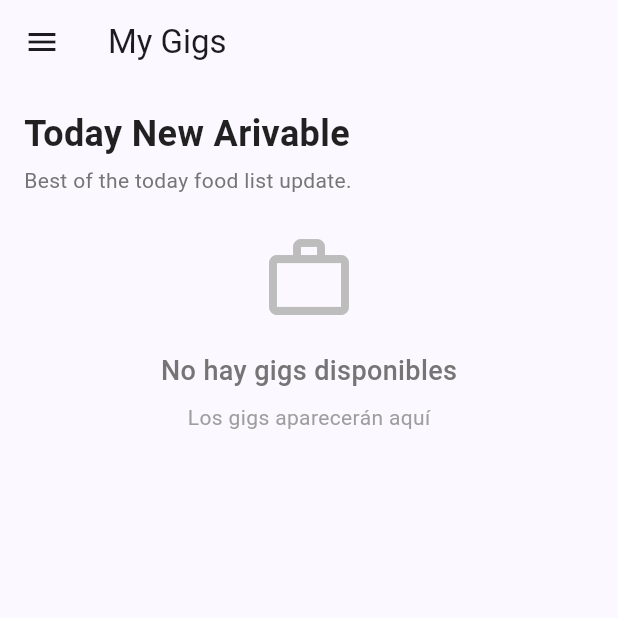
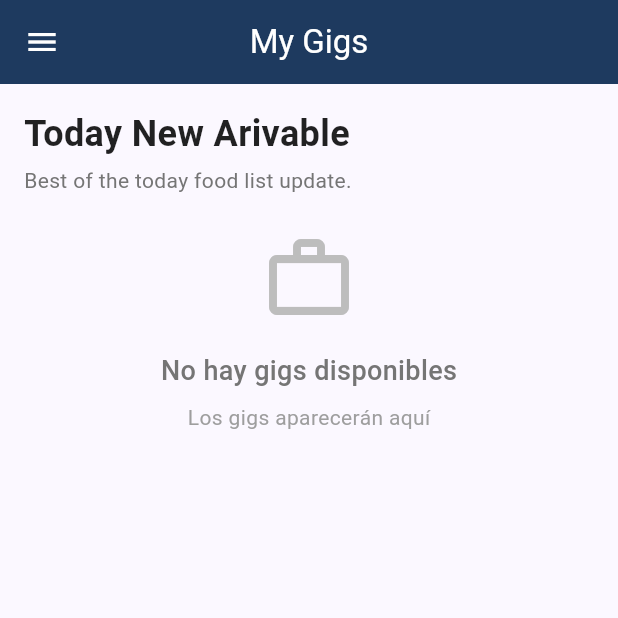
Before and after one commit to 1ACC0238-14649-Final-Project/mobile-flutter, a Flutter app: the MyGigsScreen screen opened directly, on a phone screen of 412 x 824 dp, the top half of it. Run offline on Flutter 3.47's test engine with Material 3 defaults, Android fonts, the phone set to English and light mode, and no system bars; our stand-ins replace sqflite, sqflite_common_ffi; accounts and stored records are empty.

Commit message:
feat(gigs): added styles

```diff
--- a/lib/gigs/presentation/my_gigs_screen.dart
+++ b/lib/gigs/presentation/my_gigs_screen.dart
@@ -7,13 +7,22 @@ class MyGigsScreen extends StatelessWidget {
   Widget build(BuildContext context) {
     return Scaffold(
       appBar: AppBar(
-        title: const Text('My Gigs'),
+        title: const Text(
+          'My Gigs',
+          style: TextStyle(
+            color: Colors.white,
+            fontWeight: FontWeight.normal,
+          ),
+        ),
+        backgroundColor: const Color(0xFF1E3A5F), // Azul oscuro
+        elevation: 0,
         leading: IconButton(
-          icon: const Icon(Icons.menu),
+          icon: const Icon(Icons.menu, color: Colors.white),
           onPressed: () {
             // TODO: Implementar drawer o menú lateral
           },
         ),
+        centerTitle: true,
       ),
       body: SingleChildScrollView(
         padding: const EdgeInsets.all(16),
```
Also changed, not shown: lib/gigs/presentation/create_gig_screen.dart (+11 -2 lines), lib/gigs/presentation/gig_payment_screen.dart (+11 -2 lines), lib/pulls/presentation/my_pulls_screen.dart (+11 -2 lines), lib/user/presentation/profile_screen.dart (+24 -2 lines).
